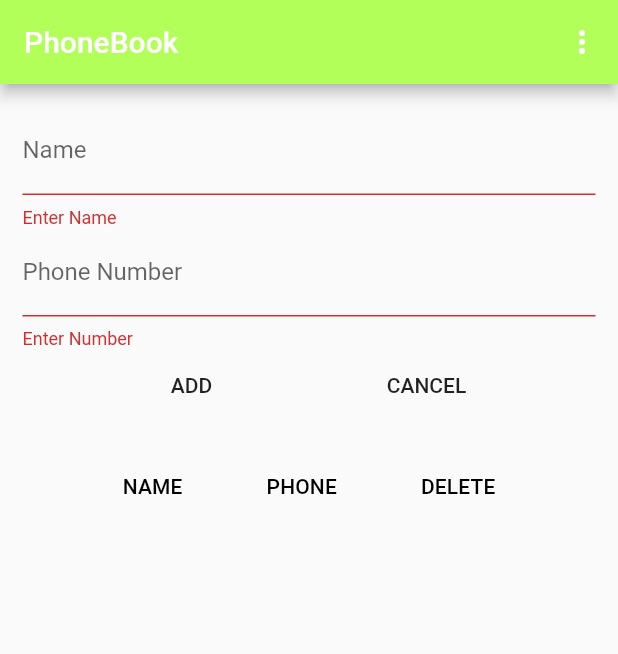
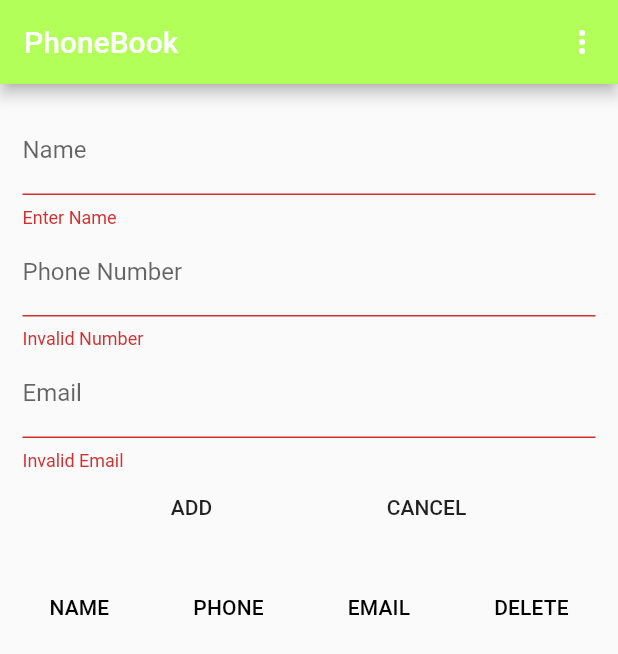
Before and after one commit to NullByte08/phonebook_flutter, a Flutter app: the screen it shows after launch, after a tap on "ADD", on a phone screen of 412 x 824 dp. Shown: the top 654 px of the screen. Run offline on Flutter 3.47's test engine with Material 2 defaults, Android fonts, the phone set to English and light mode, and no system bars; our stand-ins replace sqflite; accounts and stored records are empty.

Commit message:
email input commit

```diff
--- a/lib/contact_list.dart
+++ b/lib/contact_list.dart
@@ -15,10 +15,12 @@ class _ContactListState extends State<ContactList> {
   Future<List<Contact>> contacts;
   TextEditingController controller = TextEditingController();
   TextEditingController controller2 = TextEditingController();
+  TextEditingController controller3 = TextEditingController();
   String name;
   int curUserId;
   int contactNumber;
   String address;
+  String email;
 
   final formKey = new GlobalKey<FormState>();
   var dbHelper;
@@ -41,6 +43,7 @@ class _ContactListState extends State<ContactList> {
   clearName() {
     controller.text = '';
     controller2.text = '';
+    controller3.text = '';
   }
 
   validate() {
@@ -69,6 +72,24 @@ class _ContactListState extends State<ContactList> {
     }
   }
 
+  String validatePhoneNumber(String value) {
+    if (value.length != 10)
+      return 'Invalid Number';
+    else
+      return null;
+  }
+
+  String validateEmail(String email) {
+    bool emailValid = RegExp(
+            r"^[a-zA-Z0-9.a-zA-Z0-9.!#$%&'*+-/=?^_`{|}~]+@[a-zA-Z0-9]+\.[a-zA-Z]+")
+        .hasMatch(email);
+    if (emailValid) {
+      return null;
+    } else {
+      return 'Invalid Email';
+    }
+  }
+
   form() {
     return Form(
       key: formKey,
@@ -88,10 +109,17 @@ class _ContactListState extends State<ContactList> {
             ),
             TextFormField(
               controller: controller2,
-              keyboardType: TextInputType.text,
+              keyboardType: TextInputType.phone,
               decoration: InputDecoration(labelText: 'Phone Number'),
-              validator: (val) => val.length == 0 ? 'Enter Number' : null,
+              validator: validatePhoneNumber,
               onSaved: (val) => contactNumber = int.parse(val),
+            ),
+            TextFormField(
+              controller: controller3,
+              keyboardType: TextInputType.emailAddress,
+              decoration: InputDecoration(labelText: 'Email'),
+              validator: validateEmail,
+              onSaved: (val) => email = val,
             ),
             Row(
               mainAxisAlignment: MainAxisAlignment.spaceEvenly,
@@ -126,6 +154,7 @@ class _ContactListState extends State<ContactList> {
         columns: [
           DataColumn(label: Text('NAME')),
           DataColumn(label: Text('PHONE')),
+          DataColumn(label: Text('EMAIL')),
           DataColumn(
             label: Text('DELETE'),
           )
@@ -159,6 +188,29 @@ class _ContactListState extends State<ContactList> {
                   ),
                   DataCell(
                     Text(contact.contactnumber.toString()),
+                    onTap: () {
+                      setState(() {
+                        //isUpdating = true;
+                        curUserId = contact.id;
+                      });
+                      /*controller.text = contact.name;
+                      controller2.text = contact.contactnumber.toString();*/
+                      Navigator.push(
+                          context,
+                          MaterialPageRoute(
+                              builder: (context) => ContactDetails(
+                                    curUserId: curUserId,
+                                    name: contact.name,
+                                    number: contact.contactnumber,
+                                  ))).then((value) {
+                        setState(() {
+                          refreshList();
+                        });
+                      });
+                    },
+                  ),
+                  DataCell(
+                    Text(contact.email),
                     onTap: () {
                       setState(() {
                         //isUpdating = true;
--- a/lib/contacts.dart
+++ b/lib/contacts.dart
@@ -3,14 +3,16 @@ class Contact {
   String name;
   String address;
   int id;
+  String email;
 
-  Contact({this.contactnumber, this.address, this.id, this.name});
+  Contact({this.contactnumber, this.address, this.id, this.name, this.email});
   Map<String, dynamic> toMap() {
     var map = <String, dynamic>{
       'id': id,
       'name': name,
       'address': address,
-      'contactnumber': contactnumber
+      'contactnumber': contactnumber,
+      'email': email
     };
     return map;
   }
@@ -20,5 +22,6 @@ class Contact {
     name = map['name'];
     address = map['address'];
     contactnumber = map['contactnumber'];
+    email = map['email'];
   }
 }
--- a/lib/db_helper.dart
+++ b/lib/db_helper.dart
@@ -11,6 +11,7 @@ class DBHelper {
   static const String ID = 'id';
   static const String NAME = 'name';
   static const String ADDRESS = 'address';
+  static const String EMAIL = 'email';
   static const String CONTACTNUMBER = 'contactnumber';
   static const String TABLENAME = 'Contact';
   static const String DB_NAME = 'contact.db';
@@ -37,7 +38,7 @@ class DBHelper {
 
   _onCreate(Database db, int version) async {
     await db.execute(
-        "CREATE TABLE $TABLENAME ($ID INTEGER PRIMARY KEY, $NAME TEXT, $CONTACTNUMBER NUMBER, $ADDRESS TEXT)");
+        "CREATE TABLE $TABLENAME ($ID INTEGER PRIMARY KEY, $NAME TEXT, $CONTACTNUMBER NUMBER, $ADDRESS TEXT, $EMAIL TEXT)");
   }
 
   Future<Contact> save(Contact contact) async {
@@ -53,7 +54,7 @@ class DBHelper {
   Future<List<Contact>> getContacts() async {
     var dbClient = await db;
     List<Map> maps = await dbClient
-        .query(TABLENAME, columns: [ID, NAME, ADDRESS, CONTACTNUMBER]);
+        .query(TABLENAME, columns: [ID, NAME, ADDRESS, CONTACTNUMBER, EMAIL]);
     List<Contact> contacts = [];
     if (maps.length > 0) {
       for (int i = 0; i < maps.length; i++) {
```
